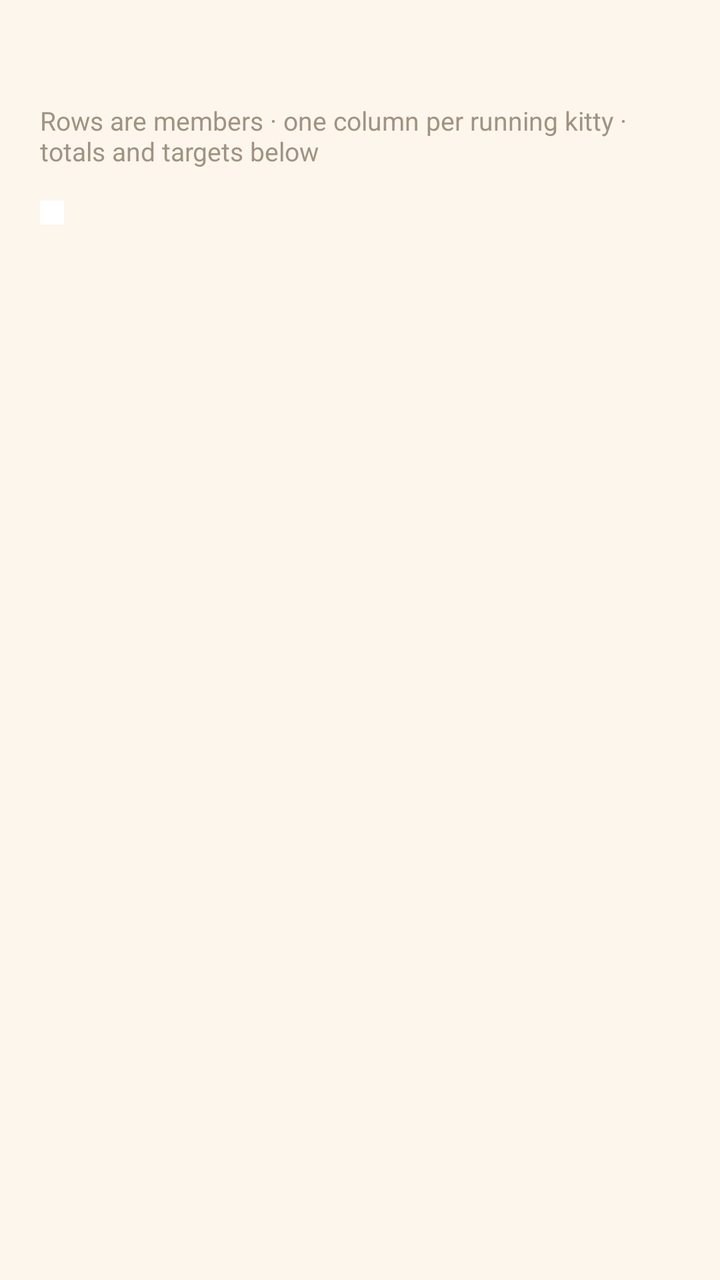
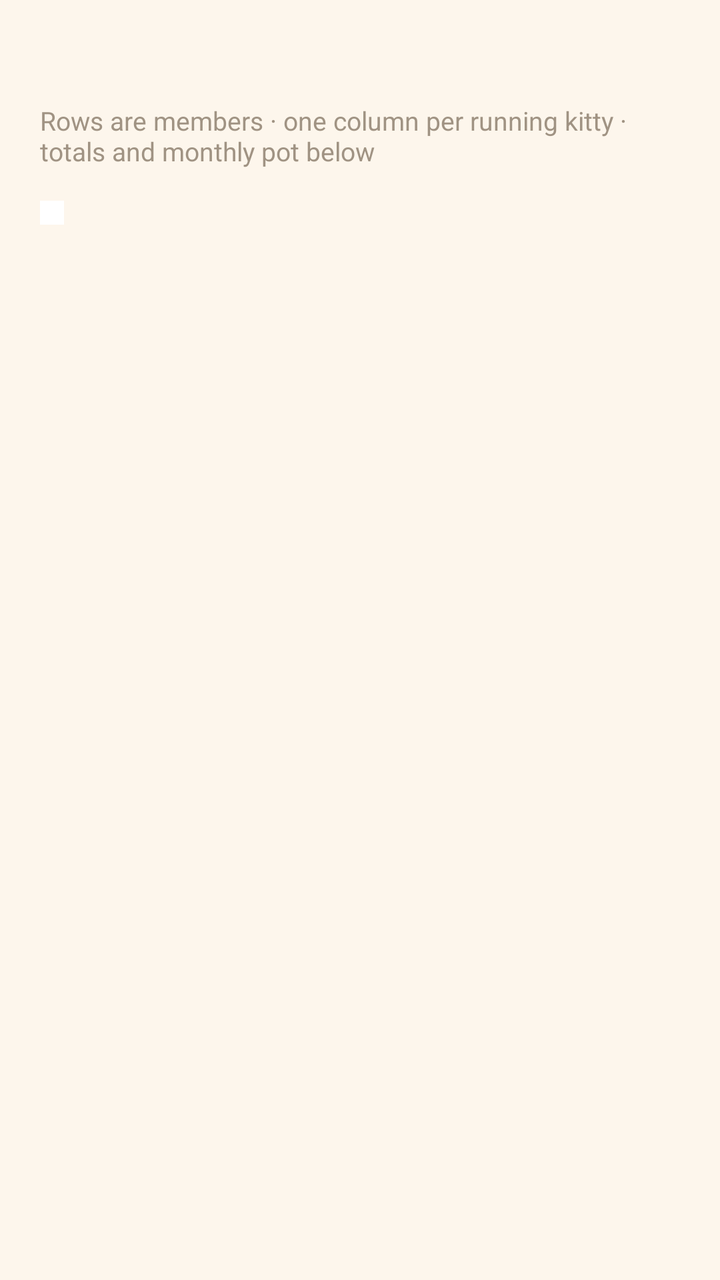

The first picture is an Android layout as it rendered before a commit; the second is the same layout after the commit. The layout source and the unified diff follow.
<!-- AndroidManifest.xml: application theme Theme.KittyMoney -->
<!-- res/layout/activity_board.xml -->
<?xml version="1.0" encoding="utf-8"?>
<ScrollView xmlns:android="http://schemas.android.com/apk/res/android"
    android:layout_width="match_parent"
    android:layout_height="match_parent"
    android:background="@color/warm_cream"
    android:fillViewport="true">

    <LinearLayout
        android:layout_width="match_parent"
        android:layout_height="wrap_content"
        android:orientation="vertical"
        android:padding="20dp">

        <TextView
            android:id="@+id/tvBoardTitle"
            android:layout_width="wrap_content"
            android:layout_height="wrap_content"
            android:textColor="@color/warm_text"
            android:textSize="22sp"
            android:textStyle="bold" />

        <TextView
            android:layout_width="wrap_content"
            android:layout_height="wrap_content"
            android:text="Rows are members · one column per running kitty · totals and targets below"
            android:textColor="@color/warm_subtext"
            android:textSize="13sp"
            android:layout_marginTop="2dp"
            android:layout_marginBottom="16dp" />

        <HorizontalScrollView
            android:layout_width="match_parent"
            android:layout_height="wrap_content">

            <TableLayout
                android:id="@+id/boardTable"
                android:layout_width="match_parent"
                android:layout_height="wrap_content"
                android:background="@color/warm_card"
                android:padding="6dp"
                android:stretchColumns="*" />

        </HorizontalScrollView>

    </LinearLayout>
</ScrollView>
<!-- resources referenced by this layout -->
<resources>
  <color name="warm_card">#FFFFFF</color>
  <color name="warm_cream">#FDF6EC</color>
  <color name="warm_subtext">#A09383</color>
  <color name="warm_text">#4A3F35</color>
  <style name="Theme.KittyMoney" parent="Theme.Material3.DayNight.NoActionBar">
          <item name="colorPrimary">@color/warm_primary</item>
          <item name="colorPrimaryVariant">@color/warm_primary_dark</item>
          <item name="colorSecondary">@color/warm_secondary</item>
          <item name="android:windowLightStatusBar">true</item>
          <item name="android:statusBarColor">@color/warm_cream</item>
          <item name="android:navigationBarColor">@color/warm_cream</item>
          <item name="android:colorBackground">@color/warm_cream</item>
      </style>
  <color name="warm_primary">#E8845C</color>
  <color name="warm_primary_dark">#C96A45</color>
  <color name="warm_secondary">#F2C14E</color>
</resources>

<!-- the commit's change to res/layout/activity_board.xml (unified diff, before → after) -->
@@ -22,7 +22,7 @@
         <TextView
             android:layout_width="wrap_content"
             android:layout_height="wrap_content"
-            android:text="Rows are members · one column per running kitty · totals and targets below"
+            android:text="Rows are members · one column per running kitty · totals and monthly pot below"
             android:textColor="@color/warm_subtext"
             android:textSize="13sp"
             android:layout_marginTop="2dp"
